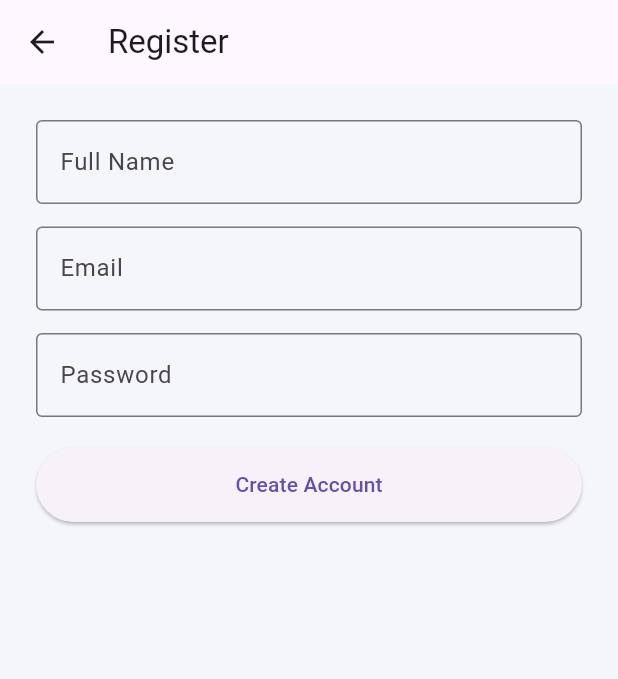
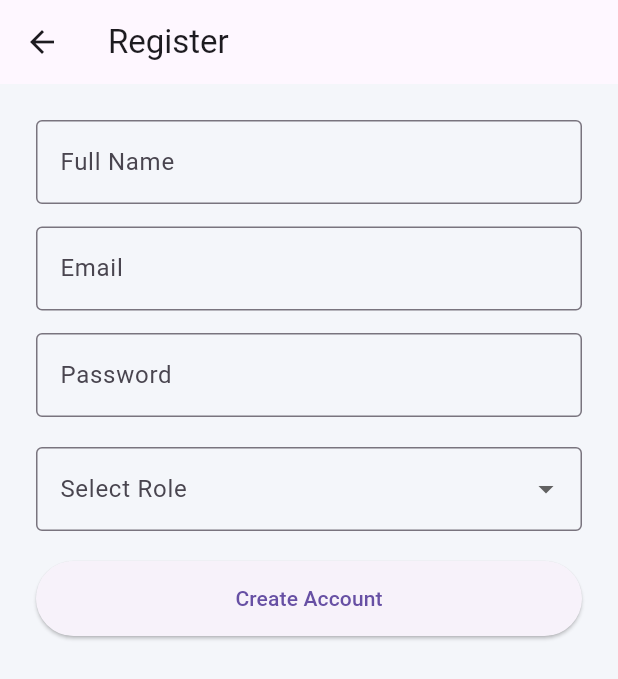
Before and after one commit to ChaengchartChamvech/RoomLedger, a Flutter app: the RegisterPage screen opened directly, on a phone screen of 412 x 824 dp. Shown: the top 679 px of the screen. Run offline on Flutter 3.47's test engine with Material 3 defaults, Android fonts, the phone set to English and light mode, and no system bars; our stand-ins replace image_picker, shared_preferences, supabase_flutter; accounts and stored records are empty.

```diff
--- a/lib/screens/detail_page.dart
+++ b/lib/screens/detail_page.dart
@@ -183,10 +183,11 @@ class _RoomDetailPageState extends State<RoomDetailPage> {
                           ),
                         ),
                       ),
-                      IconButton(
-                        onPressed: deleteRoom,
-                        icon: const Icon(Icons.delete_outline),
-                      ),
+                      if(widget.isRoomOwner)
+                        IconButton(
+                          onPressed: deleteRoom,
+                          icon: const Icon(Icons.delete_outline),
+                        ),
                     ],
                   ),
                   const SizedBox(height: 10),
--- a/lib/screens/register_page.dart
+++ b/lib/screens/register_page.dart
@@ -14,7 +14,8 @@ class _RegisterPageState extends State<RegisterPage> {
   final emailController = TextEditingController();
   final passwordController = TextEditingController();
   final nameController = TextEditingController();
-
+  final List<String> roles = ['tenant', 'owner'];
+  String _selectedRole = 'tenant';
   bool isLoading = false;
 
   Future<void> register() async {
@@ -32,6 +33,7 @@ class _RegisterPageState extends State<RegisterPage> {
         await supabase.from('profiles').insert({
           'id': user.id,
           'full_name': nameController.text.trim(),
+          'role': _selectedRole,
         });
       }
 
@@ -90,6 +92,28 @@ class _RegisterPageState extends State<RegisterPage> {
 
             SizedBox(
               width: double.infinity,
+              child: DropdownButtonFormField<String>(
+                items: roles
+                    .map((role) => DropdownMenuItem(
+                          value: role,
+                          child: Text(role[0].toUpperCase() + role.substring(1)),
+                        ))
+                    .toList(),
+                onChanged: (value) {
+                  if (value != null) {
+                    setState(() => _selectedRole = value);
+                  }
+                },
+                decoration: const InputDecoration(
+                  labelText: "Select Role",
+                  border: OutlineInputBorder(),
+                ),
+              ),
+            ),
+            const SizedBox(height: 20, width: 50,),
+
+            SizedBox(
+              width: double.infinity,
               height: 50,
               child: ElevatedButton(
                 onPressed: isLoading ? null : register,
```
